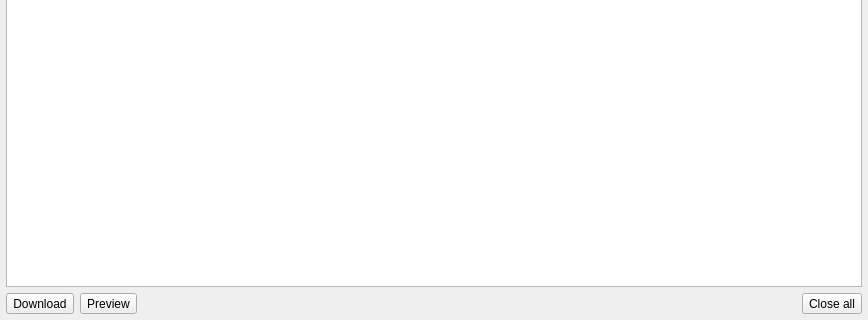
qmule/qmule, file src/search_widget.ui: the form before one commit; both pictures show x 0 to 868 and y 281 to 601 of the 868 by 601 pixel window.
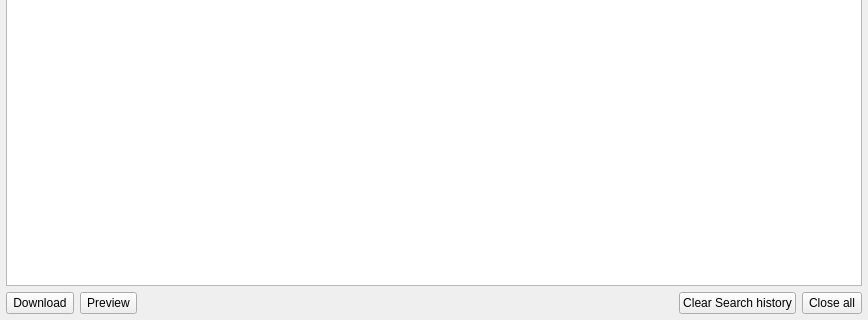
The form after the commit. Icons and pictures are not drawn.

Commit message: An option Clearing search history is added

```diff
--- a/src/search_widget.ui
+++ b/src/search_widget.ui
@@ -526,6 +526,13 @@
        </property>
       </spacer>
      </item>
+     <item>
+      <widget class="QPushButton" name="clearHistorySearch">
+       <property name="text">
+        <string>Clear Search history</string>
+       </property>
+      </widget>
+     </item>
      <item>
       <widget class="QToolButton" name="btnCloseAll">
        <property name="sizePolicy">
```
The commit also changes 15 other files.
